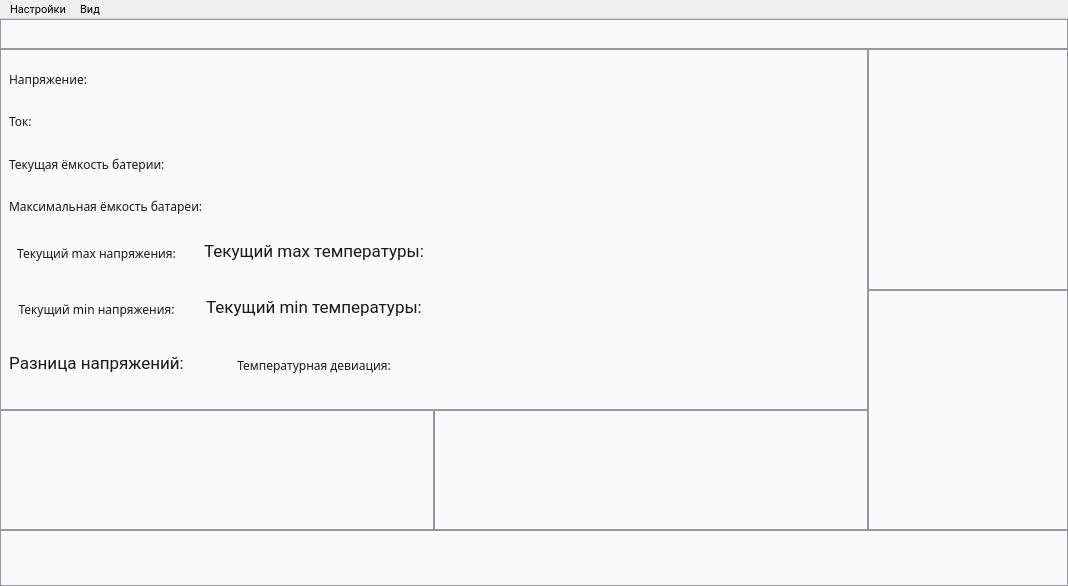
First picture: the form in mainwindow.ui, repository egornovichkov/BatteryStudio, before the edit.
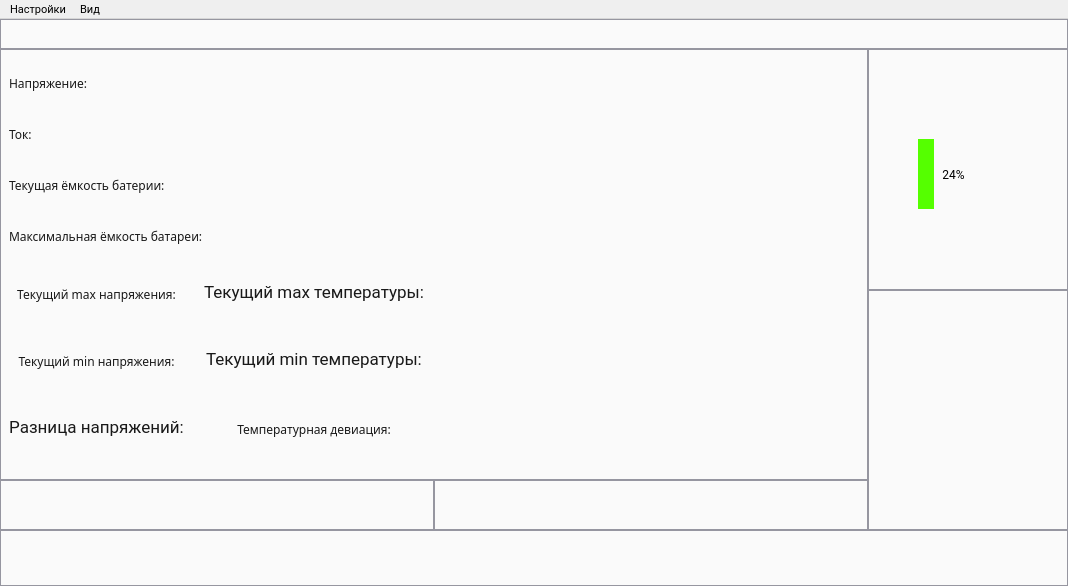
Second picture: the form after the edit. Icons and pictures are not drawn.

Commit message: Added ChargeBar class

Diff of the .ui file:
```diff
--- a/mainwindow.ui
+++ b/mainwindow.ui
@@ -95,10 +95,42 @@
          <number>0</number>
         </property>
         <widget class="QWidget" name="layoutWidget">
-         <layout class="QGridLayout" name="BatFlagsSignalsGrid" rowstretch="3,1" columnstretch="0,0">
+         <layout class="QGridLayout" name="BatFlagsSignalsGrid" rowstretch="3,0" columnstretch="0,0">
           <property name="spacing">
            <number>0</number>
           </property>
+          <item row="1" column="1">
+           <widget class="QWidget" name="FlagsWidget" native="true">
+            <property name="minimumSize">
+             <size>
+              <width>50</width>
+              <height>50</height>
+             </size>
+            </property>
+            <property name="styleSheet">
+             <string notr="true">QWidget {
+background-color: rgb(250, 250, 250); 
+border: 1px solid rgb(150, 150, 160);
+}</string>
+            </property>
+           </widget>
+          </item>
+          <item row="1" column="0">
+           <widget class="QWidget" name="SignalsWidget" native="true">
+            <property name="minimumSize">
+             <size>
+              <width>50</width>
+              <height>50</height>
+             </size>
+            </property>
+            <property name="styleSheet">
+             <string notr="true">QWidget {
+background-color: rgb(250, 250, 250); 
+border: 1px solid rgb(150, 150, 160);
+}</string>
+            </property>
+           </widget>
+          </item>
           <item row="0" column="0" colspan="2">
            <widget class="QWidget" name="BatInfoWidget" native="true">
             <property name="minimumSize">
@@ -193,23 +225,7 @@
                 </layout>
                </item>
                <item>
-                <spacer name="horizontalSpacer_3">
-                 <property name="orientation">
-                  <enum>Qt::Orientation::Horizontal</enum>
-                 </property>
-                 <property name="sizeType">
-                  <enum>QSizePolicy::Policy::Fixed</enum>
-                 </property>
-                 <property name="sizeHint" stdset="0">
-                  <size>
-                   <width>40</width>
-                   <height>20</height>
-                  </size>
-                 </property>
-                </spacer>
-               </item>
-               <item>
-                <widget class="QLabel" name="BatteryStatusIcon">
+                <widget class="QLabel" name="BatteryChargeImg">
                  <property name="styleSheet">
                   <string notr="true">QLabel {
 	border: 0px;
@@ -420,38 +436,6 @@
             </layout>
            </widget>
           </item>
-          <item row="1" column="0">
-           <widget class="QWidget" name="SignalsWidget" native="true">
-            <property name="minimumSize">
-             <size>
-              <width>50</width>
-              <height>50</height>
-             </size>
-            </property>
-            <property name="styleSheet">
-             <string notr="true">QWidget {
-background-color: rgb(250, 250, 250); 
-border: 1px solid rgb(150, 150, 160);
-}</string>
-            </property>
-           </widget>
-          </item>
-          <item row="1" column="1">
-           <widget class="QWidget" name="FlagsWidget" native="true">
-            <property name="minimumSize">
-             <size>
-              <width>50</width>
-              <height>50</height>
-             </size>
-            </property>
-            <property name="styleSheet">
-             <string notr="true">QWidget {
-background-color: rgb(250, 250, 250); 
-border: 1px solid rgb(150, 150, 160);
-}</string>
-            </property>
-           </widget>
-          </item>
          </layout>
         </widget>
        </widget>
@@ -490,6 +474,57 @@
 border: 1px solid rgb(150, 150, 160);
 }</string>
          </property>
+         <widget class="QProgressBar" name="ProgressBar">
+          <property name="geometry">
+           <rect>
+            <x>50</x>
+            <y>90</y>
+            <width>70</width>
+            <height>70</height>
+           </rect>
+          </property>
+          <property name="sizePolicy">
+           <sizepolicy hsizetype="Fixed" vsizetype="Fixed">
+            <horstretch>100</horstretch>
+            <verstretch>70</verstretch>
+           </sizepolicy>
+          </property>
+          <property name="minimumSize">
+           <size>
+            <width>70</width>
+            <height>70</height>
+           </size>
+          </property>
+          <property name="maximumSize">
+           <size>
+            <width>70</width>
+            <height>70</height>
+           </size>
+          </property>
+          <property name="font">
+           <font>
+            <family>Roboto</family>
+           </font>
+          </property>
+          <property name="styleSheet">
+           <string notr="true">QProgressBar {
+	border: 0px;
+	border-radius: 0px;
+	background: transparent;
+	alternate-background-color: rgb(85, 255, 0);
+}
+QProgressBar::chunk {
+	border-radius: 0px;
+	background:rgb(85, 255, 0);
+}</string>
+          </property>
+          <property name="value">
+           <number>24</number>
+          </property>
+          <property name="alignment">
+           <set>Qt::AlignmentFlag::AlignCenter</set>
+          </property>
+         </widget>
         </widget>
         <widget class="QWidget" name="TempCellsWidget" native="true">
          <property name="sizePolicy">
```
Left out of the diff: 6 changed lines with no effect on the pictures. The commit also changes 22 other files.
